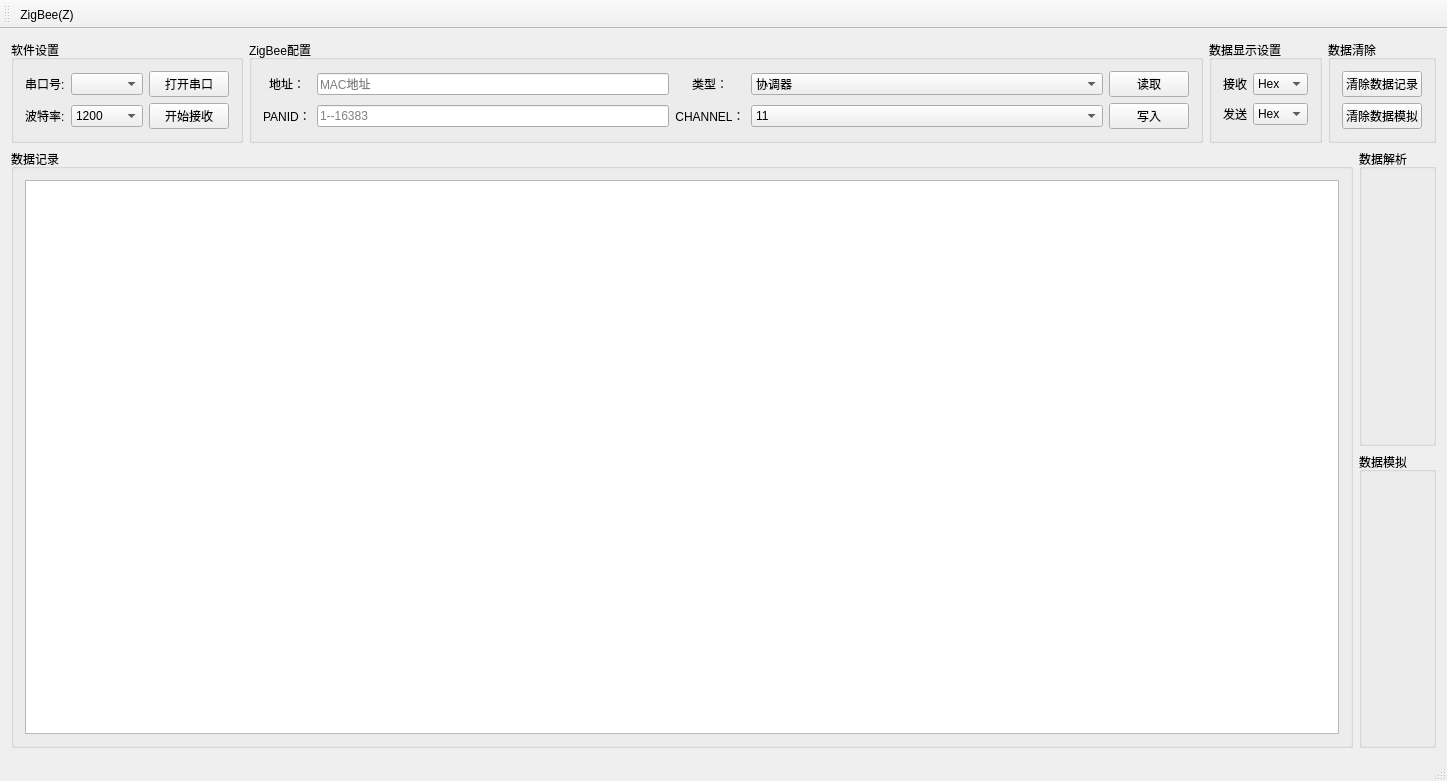
Qt form Qt_exp/xlabTools_demo/mainwindow.ui (w809291634/QT_Creator_Study) before a commit.
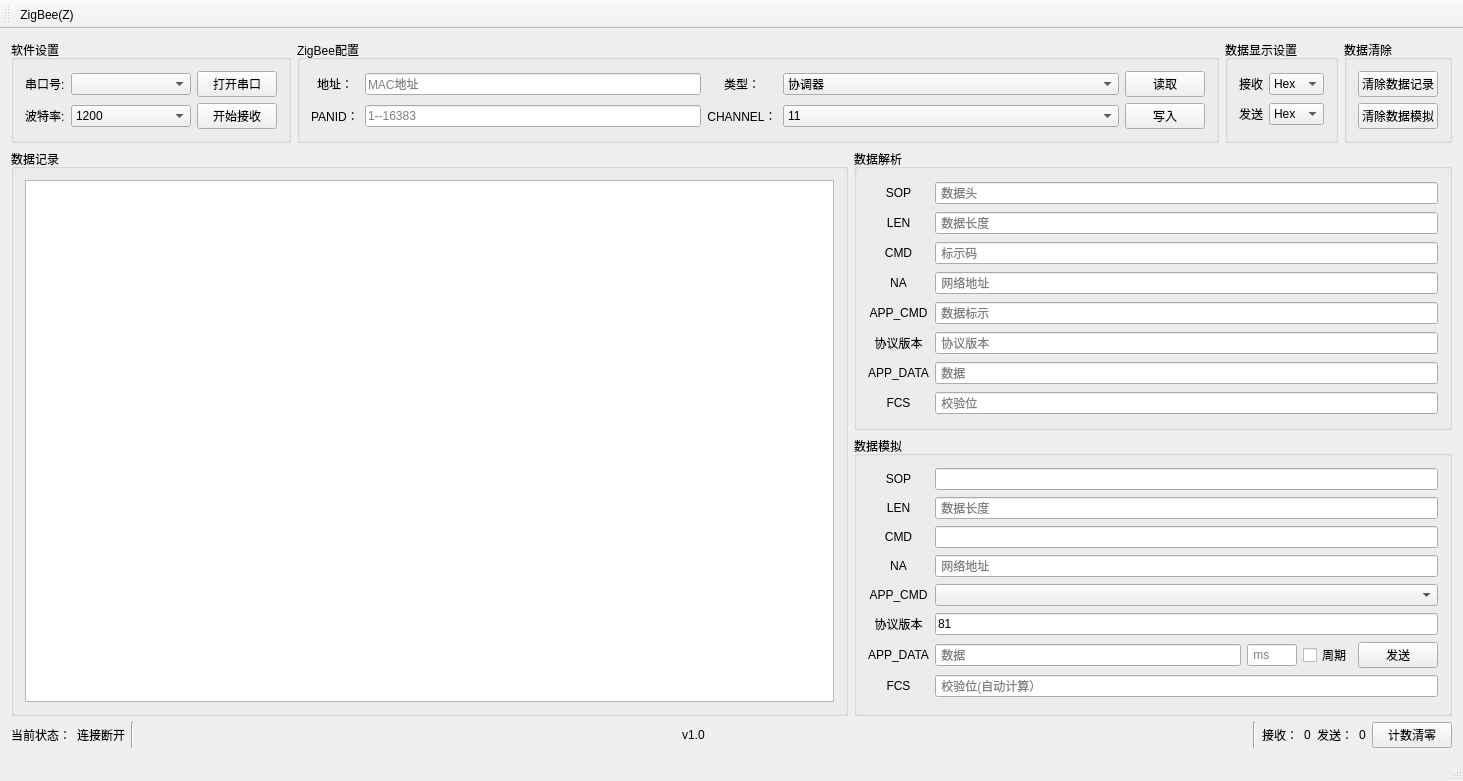
The same form after that commit.

Patch:
```diff
--- a/Qt_exp/xlabTools_demo/mainwindow.ui
+++ b/Qt_exp/xlabTools_demo/mainwindow.ui
@@ -6,7 +6,7 @@
    <rect>
     <x>0</x>
     <y>0</y>
-    <width>1447</width>
+    <width>1463</width>
     <height>781</height>
    </rect>
   </property>
@@ -14,7 +14,7 @@
    <string>MainWindow</string>
   </property>
   <widget class="QWidget" name="centralWidget">
-   <layout class="QGridLayout" name="gridLayout_7">
+   <layout class="QGridLayout" name="gridLayout_8">
     <item row="0" column="0">
      <layout class="QHBoxLayout" name="horizontalLayout_2">
       <item>
@@ -31,7 +31,14 @@
           </widget>
          </item>
          <item row="0" column="1">
-          <widget class="QComboBox" name="comboBox_Com"/>
+          <widget class="QComboBox" name="comboBox_Com">
+           <property name="minimumSize">
+            <size>
+             <width>120</width>
+             <height>0</height>
+            </size>
+           </property>
+          </widget>
          </item>
          <item row="0" column="2">
           <widget class="QPushButton" name="pushButton_OpenCom">
@@ -49,6 +56,12 @@
          </item>
          <item row="1" column="1">
           <widget class="QComboBox" name="comboBox_Baud">
+           <property name="minimumSize">
+            <size>
+             <width>120</width>
+             <height>0</height>
+            </size>
+           </property>
            <item>
             <property name="text">
              <string>1200</string>
@@ -381,7 +394,7 @@
      </layout>
     </item>
     <item row="1" column="0">
-     <layout class="QHBoxLayout" name="horizontalLayout">
+     <layout class="QHBoxLayout" name="horizontalLayout_4" stretch="7,5">
       <item>
        <widget class="QGroupBox" name="groupBox_3">
         <property name="title">
@@ -401,6 +414,144 @@
           <property name="title">
            <string>数据解析</string>
           </property>
+          <layout class="QGridLayout" name="gridLayout_2">
+           <item row="4" column="1">
+            <widget class="QLineEdit" name="lineEdit_RecAppCmd">
+             <property name="placeholderText">
+              <string> 数据标示</string>
+             </property>
+            </widget>
+           </item>
+           <item row="5" column="0">
+            <widget class="QLabel" name="label_17">
+             <property name="text">
+              <string>协议版本</string>
+             </property>
+             <property name="alignment">
+              <set>Qt::AlignCenter</set>
+             </property>
+            </widget>
+           </item>
+           <item row="0" column="0">
+            <widget class="QLabel" name="label_10">
+             <property name="text">
+              <string>SOP</string>
+             </property>
+             <property name="alignment">
+              <set>Qt::AlignCenter</set>
+             </property>
+            </widget>
+           </item>
+           <item row="7" column="0">
+            <widget class="QLabel" name="label_15">
+             <property name="text">
+              <string>FCS</string>
+             </property>
+             <property name="alignment">
+              <set>Qt::AlignCenter</set>
+             </property>
+            </widget>
+           </item>
+           <item row="4" column="0">
+            <widget class="QLabel" name="label_14">
+             <property name="text">
+              <string>APP_CMD</string>
+             </property>
+             <property name="alignment">
+              <set>Qt::AlignCenter</set>
+             </property>
+            </widget>
+           </item>
+           <item row="3" column="1">
+            <widget class="QLineEdit" name="lineEdit_RecNa">
+             <property name="placeholderText">
+              <string> 网络地址</string>
+             </property>
+            </widget>
+           </item>
+           <item row="1" column="1">
+            <widget class="QLineEdit" name="lineEdit_RecLen">
+             <property name="placeholderText">
+              <string> 数据长度</string>
+             </property>
+            </widget>
+           </item>
+           <item row="3" column="0">
+            <widget class="QLabel" name="label_13">
+             <property name="text">
+              <string>NA</string>
+             </property>
+             <property name="alignment">
+              <set>Qt::AlignCenter</set>
+             </property>
+            </widget>
+           </item>
+           <item row="6" column="0">
+            <widget class="QLabel" name="label_16">
+             <property name="text">
+              <string>APP_DATA</string>
+             </property>
+             <property name="alignment">
+              <set>Qt::AlignCenter</set>
+             </property>
+            </widget>
+           </item>
+           <item row="6" column="1">
+            <widget class="QLineEdit" name="lineEdit_RecAppData">
+             <property name="placeholderText">
+              <string> 数据</string>
+             </property>
+            </widget>
+           </item>
+           <item row="5" column="1">
+            <widget class="QLineEdit" name="lineEdit_release">
+             <property name="placeholderText">
+              <string> 协议版本</string>
+             </property>
+            </widget>
+           </item>
+           <item row="7" column="1">
+            <widget class="QLineEdit" name="lineEdit_RecFcs">
+             <property name="placeholderText">
+              <string> 校验位</string>
+             </property>
+            </widget>
+           </item>
+           <item row="2" column="1">
+            <widget class="QLineEdit" name="lineEdit_RecCmd">
+             <property name="placeholderText">
+              <string> 标示码</string>
+             </property>
+            </widget>
+           </item>
+           <item row="1" column="0">
+            <widget class="QLabel" name="label_11">
+             <property name="text">
+              <string>LEN</string>
+             </property>
+             <property name="alignment">
+              <set>Qt::AlignCenter</set>
+             </property>
+            </widget>
+           </item>
+           <item row="2" column="0">
+            <widget class="QLabel" name="label_12">
+             <property name="text">
+              <string>CMD</string>
+             </property>
+             <property name="alignment">
+              <set>Qt::AlignCenter</set>
+             </property>
+            </widget>
+           </item>
+           <item row="0" column="1">
+            <widget class="QLineEdit" name="lineEdit_RecSop">
+             <property name="placeholderText">
+              <string> 数据头</string>
+             </property>
+            </widget>
+           </item>
+          </layout>
          </widget>
         </item>
         <item>
@@ -408,12 +559,308 @@
           <property name="title">
            <string>数据模拟</string>
           </property>
+          <layout class="QGridLayout" name="gridLayout_7">
+           <item row="0" column="0">
+            <widget class="QLabel" name="label_20">
+             <property name="text">
+              <string>SOP</string>
+             </property>
+             <property name="alignment">
+              <set>Qt::AlignCenter</set>
+             </property>
+            </widget>
+           </item>
+           <item row="0" column="1">
+            <widget class="QLineEdit" name="lineEdit_SendSop"/>
+           </item>
+           <item row="1" column="0">
+            <widget class="QLabel" name="label_23">
+             <property name="text">
+              <string>LEN</string>
+             </property>
+             <property name="alignment">
+              <set>Qt::AlignCenter</set>
+             </property>
+            </widget>
+           </item>
+           <item row="1" column="1">
+            <widget class="QLineEdit" name="lineEdit_SendLen">
+             <property name="placeholderText">
+              <string> 数据长度</string>
+             </property>
+            </widget>
+           </item>
+           <item row="2" column="0">
+            <widget class="QLabel" name="label_18">
+             <property name="text">
+              <string>CMD</string>
+             </property>
+             <property name="alignment">
+              <set>Qt::AlignCenter</set>
+             </property>
+            </widget>
+           </item>
+           <item row="2" column="1">
+            <widget class="QLineEdit" name="lineEdit_Send_Cmd"/>
+           </item>
+           <item row="3" column="0">
+            <widget class="QLabel" name="label_25">
+             <property name="text">
+              <string>NA</string>
+             </property>
+             <property name="alignment">
+              <set>Qt::AlignCenter</set>
+             </property>
+            </widget>
+           </item>
+           <item row="3" column="1">
+            <widget class="QLineEdit" name="lineEdit_SendNa">
+             <property name="placeholderText">
+              <string> 网络地址</string>
+             </property>
+            </widget>
+           </item>
+           <item row="4" column="0">
+            <widget class="QLabel" name="label_19">
+             <property name="text">
+              <string>APP_CMD</string>
+             </property>
+             <property name="alignment">
+              <set>Qt::AlignCenter</set>
+             </property>
+            </widget>
+           </item>
+           <item row="4" column="1">
+            <widget class="QComboBox" name="comboBox_Send_AppCmd"/>
+           </item>
+           <item row="5" column="0">
+            <widget class="QLabel" name="label_21">
+             <property name="text">
+              <string>协议版本</string>
+             </property>
+             <property name="alignment">
+              <set>Qt::AlignCenter</set>
+             </property>
+            </widget>
+           </item>
+           <item row="5" column="1">
+            <widget class="QLineEdit" name="LoRa_lineEdit_release">
+             <property name="text">
+              <string>81</string>
+             </property>
+            </widget>
+           </item>
+           <item row="6" column="0">
+            <widget class="QLabel" name="label_22">
+             <property name="text">
+              <string>APP_DATA</string>
+             </property>
+             <property name="alignment">
+              <set>Qt::AlignCenter</set>
+             </property>
+            </widget>
+           </item>
+           <item row="6" column="1">
+            <layout class="QHBoxLayout" name="horizontalLayout">
+             <item>
+              <widget class="QLineEdit" name="lineEdit_SendData">
+               <property name="text">
+                <string/>
+               </property>
+               <property name="placeholderText">
+                <string> 数据</string>
+               </property>
+              </widget>
+             </item>
+             <item>
+              <widget class="QLineEdit" name="lineEdit_sendTime">
+               <property name="sizePolicy">
+                <sizepolicy hsizetype="Fixed" vsizetype="Fixed">
+                 <horstretch>0</horstretch>
+                 <verstretch>0</verstretch>
+                </sizepolicy>
+               </property>
+               <property name="minimumSize">
+                <size>
+                 <width>50</width>
+                 <height>0</height>
+                </size>
+               </property>
+               <property name="maximumSize">
+                <size>
+                 <width>50</width>
+                 <height>16777215</height>
+                </size>
+               </property>
+               <property name="placeholderText">
+                <string> ms</string>
+               </property>
+              </widget>
+             </item>
+             <item>
+              <widget class="QCheckBox" name="checkBox">
+               <property name="sizePolicy">
+                <sizepolicy hsizetype="Fixed" vsizetype="Fixed">
+                 <horstretch>0</horstretch>
+                 <verstretch>0</verstretch>
+                </sizepolicy>
+               </property>
+               <property name="text">
+                <string>周期</string>
+               </property>
+              </widget>
+             </item>
+             <item>
+              <widget class="QPushButton" name="pushButton_Send">
+               <property name="sizePolicy">
+                <sizepolicy hsizetype="Fixed" vsizetype="Fixed">
+                 <horstretch>0</horstretch>
+                 <verstretch>0</verstretch>
+                </sizepolicy>
+               </property>
+               <property name="text">
+                <string>发送</string>
+               </property>
+              </widget>
+             </item>
+            </layout>
+           </item>
+           <item row="7" column="0">
+            <widget class="QLabel" name="label_24">
+             <property name="text">
+              <string>FCS</string>
+             </property>
+             <property name="alignment">
+              <set>Qt::AlignCenter</set>
+             </property>
+            </widget>
+           </item>
+           <item row="7" column="1">
+            <widget class="QLineEdit" name="lineEdit_SendFcs">
+             <property name="placeholderText">
+              <string> 校验位(自动计算）</string>
+             </property>
+            </widget>
+           </item>
+          </layout>
          </widget>
         </item>
        </layout>
       </item>
      </layout>
     </item>
+    <item row="2" column="0">
+     <layout class="QHBoxLayout" name="horizontalLayout_3">
+      <item>
+       <widget class="QLabel" name="label_5">
+        <property name="text">
+         <string>当前状态：</string>
+        </property>
+       </widget>
+      </item>
+      <item>
+       <widget class="QLabel" name="label_6">
+        <property name="text">
+         <string>连接断开</string>
+        </property>
+       </widget>
+      </item>
+      <item>
+       <widget class="Line" name="line">
+        <property name="orientation">
+         <enum>Qt::Vertical</enum>
+        </property>
+       </widget>
+      </item>
+      <item>
+       <spacer name="horizontalSpacer">
+        <property name="orientation">
+         <enum>Qt::Horizontal</enum>
+        </property>
+        <property name="sizeHint" stdset="0">
+         <size>
+          <width>40</width>
+          <height>20</height>
+         </size>
+        </property>
+       </spacer>
+      </item>
+      <item>
+       <widget class="QLabel" name="label_7">
+        <property name="text">
+         <string>v1.0</string>
+        </property>
+       </widget>
+      </item>
+      <item>
+       <spacer name="horizontalSpacer_2">
+        <property name="orientation">
+         <enum>Qt::Horizontal</enum>
+        </property>
+        <property name="sizeHint" stdset="0">
+         <size>
+          <width>40</width>
+          <height>20</height>
+         </size>
+        </property>
+       </spacer>
+      </item>
+      <item>
+       <widget class="Line" name="line_2">
+        <property name="orientation">
+         <enum>Qt::Vertical</enum>
+        </property>
+       </widget>
+      </item>
+      <item>
+       <widget class="QLabel" name="label_8">
+        <property name="text">
+         <string>接收：</string>
+        </property>
+       </widget>
+      </item>
+      <item>
+       <widget class="QLabel" name="label_9">
+        <property name="text">
+         <string>0</string>
+        </property>
+       </widget>
+      </item>
+      <item>
+       <widget class="QLabel" name="label_CountSend">
+        <property name="sizePolicy">
+         <sizepolicy hsizetype="Maximum" vsizetype="Fixed">
+          <horstretch>0</horstretch>
+          <verstretch>0</verstretch>
+         </sizepolicy>
+        </property>
+        <property name="text">
+         <string>发送：</string>
+        </property>
+       </widget>
+      </item>
+      <item>
+       <widget class="QLabel" name="label_CountSendNum">
+        <property name="sizePolicy">
+         <sizepolicy hsizetype="Maximum" vsizetype="Fixed">
+          <horstretch>0</horstretch>
+          <verstretch>0</verstretch>
+         </sizepolicy>
+        </property>
+        <property name="text">
+         <string>0</string>
+        </property>
+       </widget>
+      </item>
+      <item>
+       <widget class="QPushButton" name="pushButton_5">
+        <property name="text">
+         <string>计数清零</string>
+        </property>
+       </widget>
+      </item>
+     </layout>
+    </item>
    </layout>
   </widget>
   <widget class="QMenuBar" name="menuBar">
```
Left out of the diff: 18 changed lines with no effect on the pictures.
